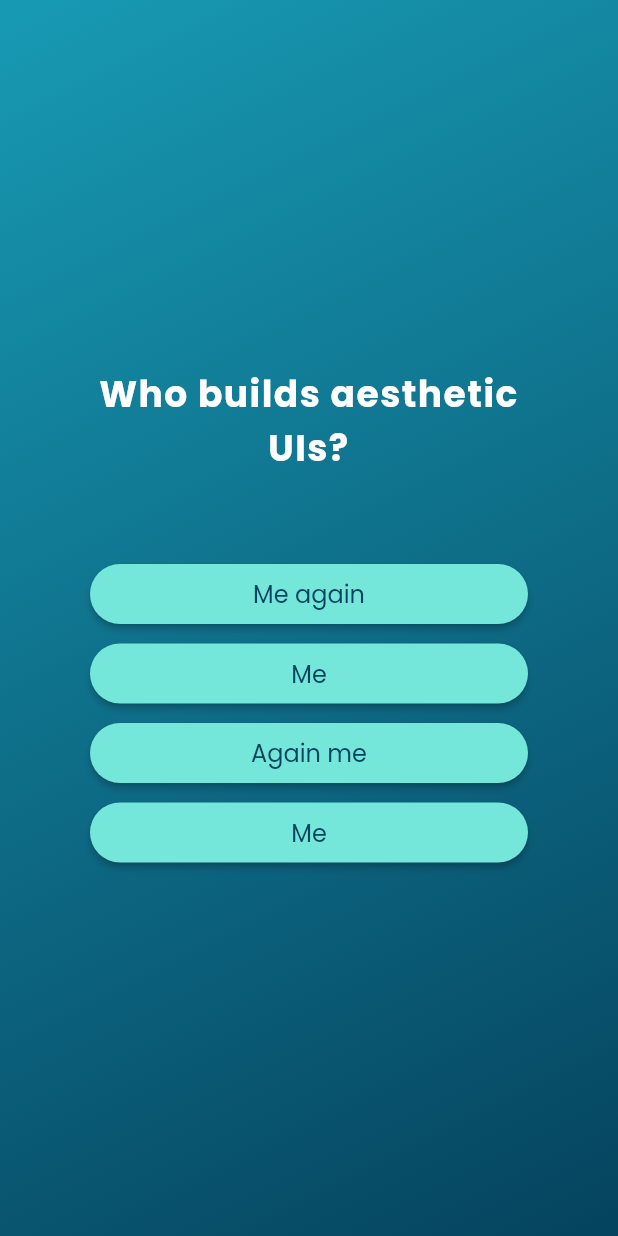
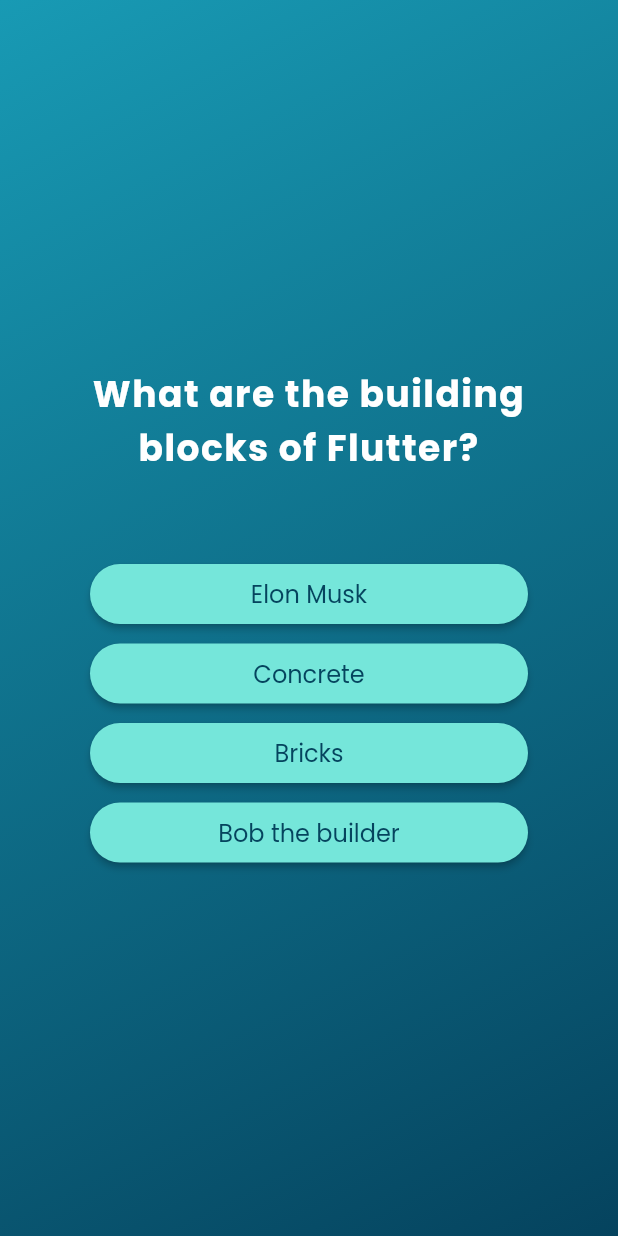
Before and after one commit to masif2002/quizzy, a Flutter app: the screen it shows after launch, after a tap on "START QUIZ", after a tap on "Your Father", on a phone screen of 412 x 824 dp. Run offline on Flutter 3.47's test engine with Material 2 defaults, Android fonts, the phone set to English and light mode, and no system bars; our stand-ins replace google_fonts.

Commit message:
Final changes

```diff
--- a/lib/data/questions.dart
+++ b/lib/data/questions.dart
@@ -1,22 +1,22 @@
-import 'package:rapid_quiz/models/quiz_question.dart';
+import 'package:quiz_app/models/quiz_question.dart';
 
 var questions = [
   QuizQuestion('Who created Flutter?',
       ['My Father', 'Your Father', 'Our Father', 'Her Father']),
-  QuizQuestion(
-      'Who builds aesthetic UIs?', ['Me', 'Me again', 'Again me', 'Me']),
+  QuizQuestion('What are the building blocks of Flutter?',
+      ['Bob the builder', 'Elon Musk', 'Bricks', 'Concrete']),
+  QuizQuestion('How are Flutter UIs built?',
+      ['With love', 'With Flutter', 'With Passion', 'With you']),
   QuizQuestion('How do you code with Flutter?', [
     'Maximum utilization of creativity',
     'Copy paste Code',
     'Let VsCode do the work'
   ]),
-  QuizQuestion('Who created Flutter?',
-      ['My Father', 'Your Father', 'Our Father', 'Her Father']),
-  QuizQuestion(
-      'Who builds aesthetic UIs?', ['Me', 'Me again', 'Again me', 'Me']),
-  QuizQuestion('How do you code with Flutter?', [
-    'Maximum utilization of creativity',
-    'Copy paste Code',
-    'Let VsCode do the work'
+  QuizQuestion('Who builds aesthetic UIs?',
+      ['Dang, it\'s you', 'You', 'You again', 'Again You']),
+  QuizQuestion('How do you update data inside a StatefulWidget?', [
+    'Call the mechanic',
+    'Plug in data cable',
+    'There is no need to update data'
   ]),
 ];
--- a/lib/main.dart
+++ b/lib/main.dart
@@ -1,6 +1,6 @@
 import 'package:flutter/material.dart';
 
-import 'package:rapid_quiz/quiz.dart';
+import 'package:quiz_app/quiz.dart';
 
 void main() {
   runApp(const Quiz());
--- a/lib/question_screen.dart
+++ b/lib/question_screen.dart
@@ -1,9 +1,9 @@
 import 'package:flutter/material.dart';
 import 'package:google_fonts/google_fonts.dart';
-import 'package:rapid_quiz/choice_button.dart';
+import 'package:quiz_app/choice_button.dart';
 
-import 'package:rapid_quiz/data/questions.dart';
-import 'package:rapid_quiz/space_between.dart';
+import 'package:quiz_app/data/questions.dart';
+import 'package:quiz_app/space_between.dart';
 
 class QuestionScreen extends StatefulWidget {
   const QuestionScreen(
--- a/lib/quiz.dart
+++ b/lib/quiz.dart
@@ -1,7 +1,7 @@
 import 'package:flutter/material.dart';
-import 'package:rapid_quiz/question_screen.dart';
-import 'package:rapid_quiz/result_screen.dart';
-import 'package:rapid_quiz/start_screen.dart';
+import 'package:quiz_app/question_screen.dart';
+import 'package:quiz_app/result_screen.dart';
+import 'package:quiz_app/start_screen.dart';
 
 class Quiz extends StatefulWidget {
   const Quiz({super.key});
--- a/lib/quiz_result.dart
+++ b/lib/quiz_result.dart
@@ -26,7 +26,9 @@
           width: 30,
           height: 30,
           decoration: BoxDecoration(
-              color: isRightAnswer ? const Color(0xFF75E6DA) : const Color(0xFF189AB4),
+              color: isRightAnswer
+                  ? const Color(0xFF75E6DA)
+                  : const Color(0xFF189AB4),
               shape: BoxShape.circle,
               border: Border.all(
                 color: const Color(0xFF75E6DA),
@@ -42,7 +44,6 @@
         // Question Details
         SizedBox(
           width: 300,
-          child: Expanded(
           child: Container(
             margin: const EdgeInsets.only(left: 20, bottom: 20),
             child: Column(
@@ -69,7 +70,6 @@
             ),
           ),
         ),
-        ),
       ],
     );
   }
--- a/lib/result_screen.dart
+++ b/lib/result_screen.dart
@@ -1,8 +1,8 @@
 import 'package:flutter/material.dart';
 import 'package:google_fonts/google_fonts.dart';
-import 'package:rapid_quiz/data/questions.dart';
-import 'package:rapid_quiz/quiz_result.dart';
-import 'package:rapid_quiz/space_between.dart';
+import 'package:quiz_app/data/questions.dart';
+import 'package:quiz_app/quiz_result.dart';
+import 'package:quiz_app/space_between.dart';
 
 class ResultScreen extends StatelessWidget {
   const ResultScreen(this.selectedAnswers, this.restartQuiz, {super.key});
--- a/lib/start_screen.dart
+++ b/lib/start_screen.dart
@@ -1,7 +1,7 @@
 import 'package:flutter/material.dart';
 
-import 'package:rapid_quiz/custom_text.dart';
-import 'package:rapid_quiz/space_between.dart';
+import 'package:quiz_app/custom_text.dart';
+import 'package:quiz_app/space_between.dart';
 
 class StartScreen extends StatelessWidget {
   const StartScreen(this.startQuiz, {super.key});
--- a/pubspec.yaml
+++ b/pubspec.yaml
@@ -1,4 +1,4 @@
-name: rapid_quiz
+name: quiz_app
 description: A new Flutter project.
 # The following line prevents the package from being accidentally published to
 # pub.dev using `flutter pub publish`. This is preferred for private packages.
```
Also changed, not shown: 16 other files. Lines whose indentation alone changed are shown as unchanged.
